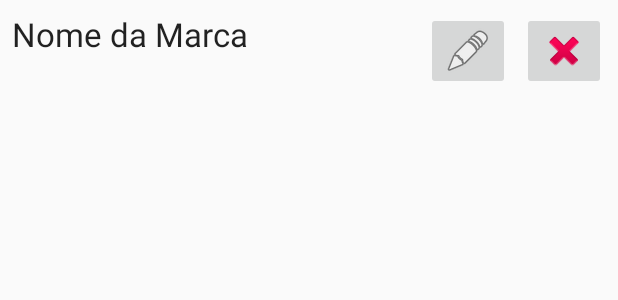
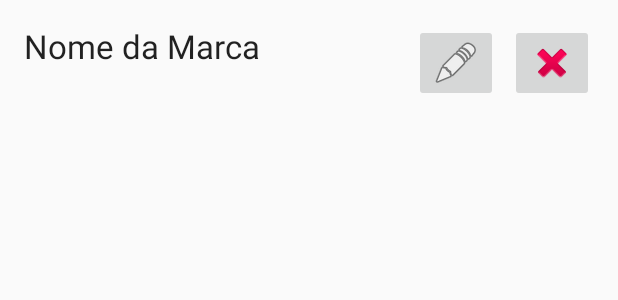
Before and after one commit to LyandroFS/minhacervejabarata, an Android app: the layout activity_marca.xml on its own in the app's theme, with its tools: preview values and no code run, on a phone screen of 412 x 824 dp. Shown: the top 300 px of the screen. Run offline under Robolectric (Android 15) with nearby library versions, the phone set to English and light mode, and no system bars.

Commit message:
listagem de marcas

```diff
--- a/app/src/main/AndroidManifest.xml
+++ b/app/src/main/AndroidManifest.xml
@@ -9,11 +9,11 @@
         android:roundIcon="@mipmap/ic_launcher_round"
         android:supportsRtl="true"
         android:theme="@style/AppTheme">
+        <activity android:name=".item_lista"></activity>
         <activity
             android:name=".MarcaActivity"
             android:label="@string/title_activity_marca"
-            android:parentActivityName=".MainActivity"
-            android:theme="@style/AppTheme.NoActionBar">
+            android:parentActivityName=".MainActivity">
             <meta-data
                 android:name="android.support.PARENT_ACTIVITY"
                 android:value="br.com.academico.minhacervejabarata.MainActivity" />
--- a/app/src/main/java/br/com/academico/minhacervejabarata/MainActivity.java
+++ b/app/src/main/java/br/com/academico/minhacervejabarata/MainActivity.java
@@ -227,7 +227,9 @@ public class MainActivity extends AppCompatActivity
     }
 
     public void addMarca(View view) {
-        Intent intent = new Intent(this, AddMarcaActivity.class);
+        //Intent intent = new Intent(this, AddMarcaActivity.class);
+        Intent intent = new Intent(this, MarcaActivity.class);
+
         startActivity(intent);
     }
 }
--- /dev/null
+++ b/app/src/main/res/layout/activity_item_lista.xml
@@ -0,0 +1,43 @@
+<?xml version="1.0" encoding="utf-8"?>
+<android.support.constraint.ConstraintLayout xmlns:android="http://schemas.android.com/apk/res/android"
+    xmlns:app="http://schemas.android.com/apk/res-auto"
+    xmlns:tools="http://schemas.android.com/tools"
+    android:layout_width="match_parent"
+    android:layout_height="match_parent"
+    tools:context=".item_lista">
+
+    <TextView
+        android:id="@+id/nomeMarca"
+        android:layout_width="0dp"
+        android:layout_height="wrap_content"
+        android:layout_marginLeft="8dp"
+        android:layout_marginTop="8dp"
+        android:layout_marginRight="8dp"
+        android:text="Nome da Marca"
+        android:textAppearance="@android:style/TextAppearance.DeviceDefault.Large"
+        app:layout_constraintLeft_toLeftOf="parent"
+        app:layout_constraintRight_toLeftOf="@+id/btnEdit"
+        app:layout_constraintTop_toTopOf="parent" />
+
+    <ImageButton
+        android:layout_height="wrap_content"
+        android:layout_width="wrap_content"
+        android:id="@+id/btnEdit"
+        android:src="@android:drawable/ic_menu_edit"
+        app:layout_constraintTop_toTopOf="parent"
+        android:layout_marginTop="8dp"
+        app:layout_constraintRight_toLeftOf="@+id/btnDelete"
+        android:layout_marginRight="8dp" />
+
+    <ImageButton
+        android:layout_height="wrap_content"
+        android:layout_width="wrap_content"
+        android:id="@+id/btnDelete"
+        android:src="@android:drawable/ic_delete"
+        android:layout_marginRight="8dp"
+        app:layout_constraintRight_toRightOf="parent"
+        app:layout_constraintTop_toTopOf="parent"
+        android:layout_marginTop="8dp" />
+
+
+</android.support.constraint.ConstraintLayout>
--- a/app/src/main/res/layout/activity_marca.xml
+++ b/app/src/main/res/layout/activity_marca.xml
@@ -8,37 +8,19 @@
 
     <include layout="@layout/content_marca" />
 
-    <TextView
-        android:id="@+id/nomeCliente"
+    <android.support.v7.widget.RecyclerView
+        android:id="@+id/recyclerView"
         android:layout_width="0dp"
-        android:layout_height="wrap_content"
+        android:layout_height="0dp"
+        android:layout_marginBottom="8dp"
         android:layout_marginLeft="8dp"
+        android:layout_marginRight="8dp"
         android:layout_marginTop="8dp"
-        android:layout_marginRight="8dp"
-        android:text="Nome da Marca"
-        android:textAppearance="@android:style/TextAppearance.DeviceDefault.Large"
+        android:orientation="vertical"
+        app:layout_constraintBottom_toBottomOf="parent"
         app:layout_constraintLeft_toLeftOf="parent"
-        app:layout_constraintRight_toLeftOf="@+id/btnEdit"
-        app:layout_constraintTop_toTopOf="parent" />
-
-    <ImageButton
-        android:layout_height="wrap_content"
-        android:layout_width="wrap_content"
-        android:id="@+id/btnEdit"
-        android:src="@android:drawable/ic_menu_edit"
-        app:layout_constraintTop_toTopOf="parent"
-        android:layout_marginTop="8dp"
-        app:layout_constraintRight_toLeftOf="@+id/btnDelete"
-        android:layout_marginRight="8dp" />
-
-    <ImageButton
-        android:layout_height="wrap_content"
-        android:layout_width="wrap_content"
-        android:id="@+id/btnDelete"
-        android:src="@android:drawable/ic_delete"
-        android:layout_marginRight="8dp"
         app:layout_constraintRight_toRightOf="parent"
         app:layout_constraintTop_toTopOf="parent"
-        android:layout_marginTop="8dp" />
+        tools:listitem="@layout/activity_item_lista" />
 
 </android.support.constraint.ConstraintLayout>
```
Also changed, not shown: app/src/main/java/br/com/academico/minhacervejabarata/MarcaActivity.java (+21 -12 lines), app/src/main/java/br/com/academico/minhacervejabarata/dao/MarcaDAO.java (+23 -0 lines), app/src/main/java/br/com/academico/minhacervejabarata/db/DatabaseHelper.java (+0 -27 lines), app/src/main/java/br/com/academico/minhacervejabarata/item_lista.java (added, +13 -0 lines), app/src/main/java/br/com/academico/minhacervejabarata/listItens/MarcaAdapter.java (added, +35 -0 lines), app/src/main/java/br/com/academico/minhacervejabarata/listItens/MarcaHolder.java (added, +22 -0 lines).
